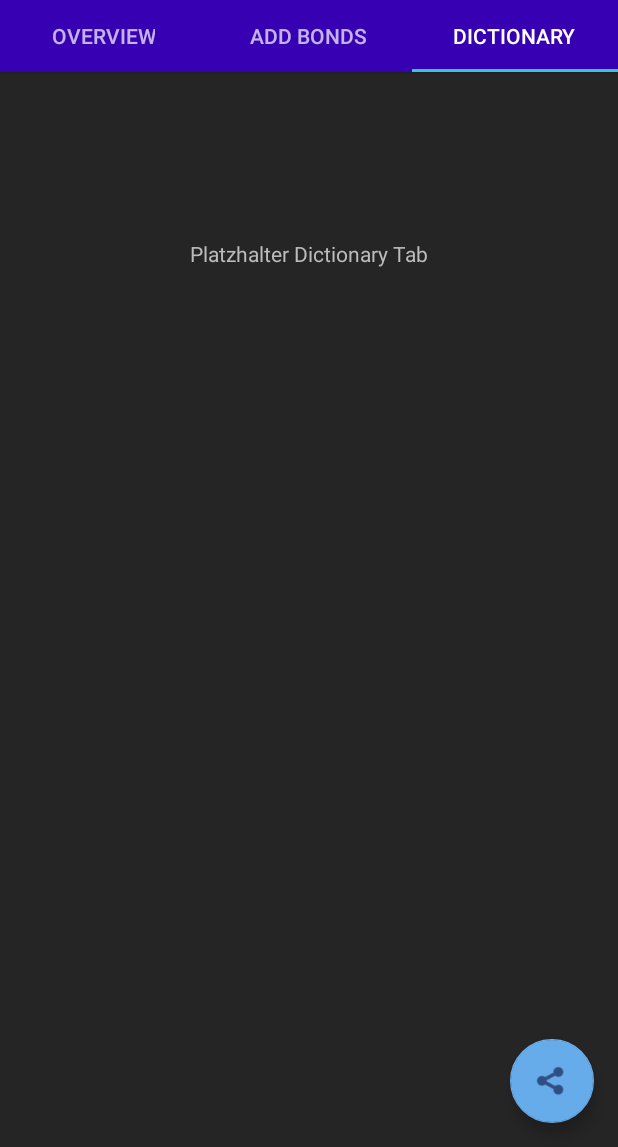
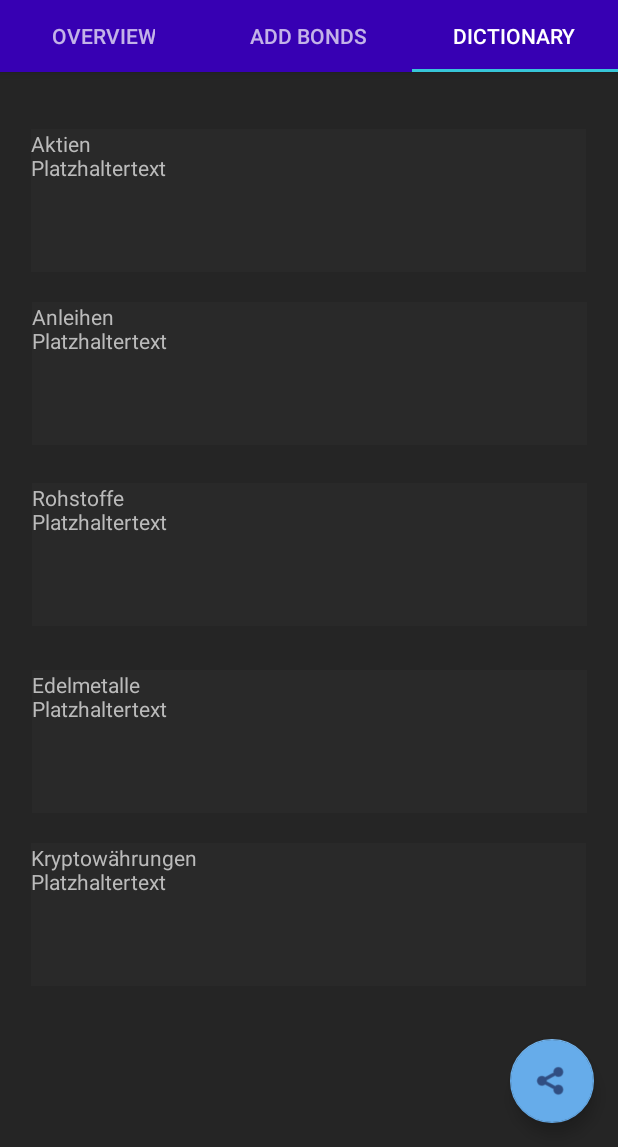
Before and after one commit to mar-h/FinancePal, an Android app: the screen it shows after launch (MainActivity), tab 3 chosen, on a phone screen of 412 x 824 dp, the part 89-1236 px from its top. Run offline under Robolectric (Android 15) with nearby library versions, the phone set to English and light mode, and no system bars; our stand-ins replace Room's generated code.

Commit message:
Dictionary eingefügt, Dropdown auf Tab 2
Nur Änderungen am Layout

```diff
--- a/app/src/main/res/layout/fragment_tab2.xml
+++ b/app/src/main/res/layout/fragment_tab2.xml
@@ -18,9 +18,22 @@
         android:visibility="visible"
         app:layout_constraintBottom_toBottomOf="parent"
         app:layout_constraintEnd_toEndOf="parent"
-        app:layout_constraintHorizontal_bias="0.498"
+        app:layout_constraintHorizontal_bias="0.056"
         app:layout_constraintStart_toStartOf="parent"
         app:layout_constraintTop_toTopOf="parent"
-        app:layout_constraintVertical_bias="0.191" />
+        app:layout_constraintVertical_bias="0.051" />
+
+    <Spinner
+        android:id="@+id/spinner1"
+        android:layout_width="186dp"
+        android:layout_height="46dp"
+        android:layout_marginTop="68dp"
+        android:background="@android:drawable/btn_dropdown"
+        android:dropDownWidth="wrap_content"
+        android:spinnerMode="dropdown"
+        app:layout_constraintEnd_toEndOf="parent"
+        app:layout_constraintHorizontal_bias="0.071"
+        app:layout_constraintStart_toStartOf="parent"
+        app:layout_constraintTop_toTopOf="parent" />
 
 </androidx.constraintlayout.widget.ConstraintLayout>
--- a/app/src/main/res/layout/fragment_tab3.xml
+++ b/app/src/main/res/layout/fragment_tab3.xml
@@ -10,16 +10,86 @@
 
     <TextView
         android:id="@+id/textView"
-        android:layout_width="wrap_content"
-        android:layout_height="wrap_content"
+        android:layout_width="370dp"
+        android:layout_height="95dp"
+        android:background="@color/darkModeBackgroundheller"
         android:hapticFeedbackEnabled="false"
-        android:text="@string/inhalt3"
+        android:text="@string/aktien"
         android:textColor="@color/darkModeText"
         android:visibility="visible"
         app:layout_constraintBottom_toBottomOf="parent"
         app:layout_constraintEnd_toEndOf="parent"
+        app:layout_constraintHorizontal_bias="0.487"
         app:layout_constraintStart_toStartOf="parent"
         app:layout_constraintTop_toTopOf="parent"
-        app:layout_constraintVertical_bias="0.16" />
+        app:layout_constraintVertical_bias="0.061" />
+
+    <TextView
+        android:id="@+id/textView10"
+        android:layout_width="370dp"
+        android:layout_height="95dp"
+        android:layout_marginTop="20dp"
+        android:background="@color/darkModeBackgroundheller"
+        android:hapticFeedbackEnabled="false"
+        android:text="@string/anleihen"
+        android:textColor="@color/darkModeText"
+        android:visibility="visible"
+        app:layout_constraintBottom_toBottomOf="parent"
+        app:layout_constraintEnd_toEndOf="parent"
+        app:layout_constraintHorizontal_bias="0.512"
+        app:layout_constraintStart_toStartOf="parent"
+        app:layout_constraintTop_toBottomOf="@+id/textView"
+        app:layout_constraintVertical_bias="0.0" />
+
+    <TextView
+        android:id="@+id/textView11"
+        android:layout_width="370dp"
+        android:layout_height="95dp"
+        android:layout_marginTop="20dp"
+        android:background="@color/darkModeBackgroundheller"
+        android:hapticFeedbackEnabled="false"
+        android:text="@string/rohstoffe"
+        android:textColor="@color/darkModeText"
+        android:visibility="visible"
+        app:layout_constraintBottom_toBottomOf="parent"
+        app:layout_constraintEnd_toEndOf="parent"
+        app:layout_constraintHorizontal_bias="0.512"
+        app:layout_constraintStart_toStartOf="parent"
+        app:layout_constraintTop_toBottomOf="@+id/textView10"
+        app:layout_constraintVertical_bias="0.016" />
+
+    <TextView
+        android:id="@+id/textView12"
+        android:layout_width="370dp"
+        android:layout_height="95dp"
+        android:layout_marginTop="20dp"
+        android:background="@color/darkModeBackgroundheller"
+        android:hapticFeedbackEnabled="false"
+        android:text="@string/edelmetalle"
+        android:textColor="@color/darkModeText"
+        android:visibility="visible"
+        app:layout_constraintBottom_toBottomOf="parent"
+        app:layout_constraintEnd_toEndOf="parent"
+        app:layout_constraintHorizontal_bias="0.512"
+        app:layout_constraintStart_toStartOf="parent"
+        app:layout_constraintTop_toBottomOf="@+id/textView11"
+        app:layout_constraintVertical_bias="0.039" />
+
+    <TextView
+        android:id="@+id/textView13"
+        android:layout_width="370dp"
+        android:layout_height="95dp"
+        android:layout_marginTop="20dp"
+        android:background="@color/darkModeBackgroundheller"
+        android:hapticFeedbackEnabled="false"
+        android:text="@string/krypto"
+        android:textColor="@color/darkModeText"
+        android:visibility="visible"
+        app:layout_constraintBottom_toBottomOf="parent"
+        app:layout_constraintEnd_toEndOf="parent"
+        app:layout_constraintHorizontal_bias="0.487"
+        app:layout_constraintStart_toStartOf="parent"
+        app:layout_constraintTop_toBottomOf="@+id/textView12"
+        app:layout_constraintVertical_bias="0.0" />
 
 </androidx.constraintlayout.widget.ConstraintLayout>
--- a/app/src/main/res/values/colors.xml
+++ b/app/src/main/res/values/colors.xml
@@ -5,4 +5,5 @@
     <color name="colorAccent">#03DAC5</color>
     <color name="darkModeText">#BBBBBB</color>
     <color name="darkModeBackground">#252525</color>
+    <color name="darkModeBackgroundheller">#292929</color>
 </resources>
--- a/app/src/main/res/values/strings.xml
+++ b/app/src/main/res/values/strings.xml
@@ -10,4 +10,9 @@
     <string name="inhalt2">Platzhalter für Tab 2</string>
     <string name="inhalt3">Platzhalter Dictionary Tab</string>
 
+    <string name="aktien">Aktien\nPlatzhaltertext</string>
+    <string name="anleihen">Anleihen\nPlatzhaltertext</string>
+    <string name="rohstoffe">Rohstoffe\nPlatzhaltertext</string>
+    <string name="edelmetalle">Edelmetalle\nPlatzhaltertext</string>
+    <string name="krypto">Kryptowährungen\nPlatzhaltertext</string>
 </resources>
```
Also changed, not shown: app/src/main/java/de/hska/financepal/MainActivity.kt (+4 -4 lines).
